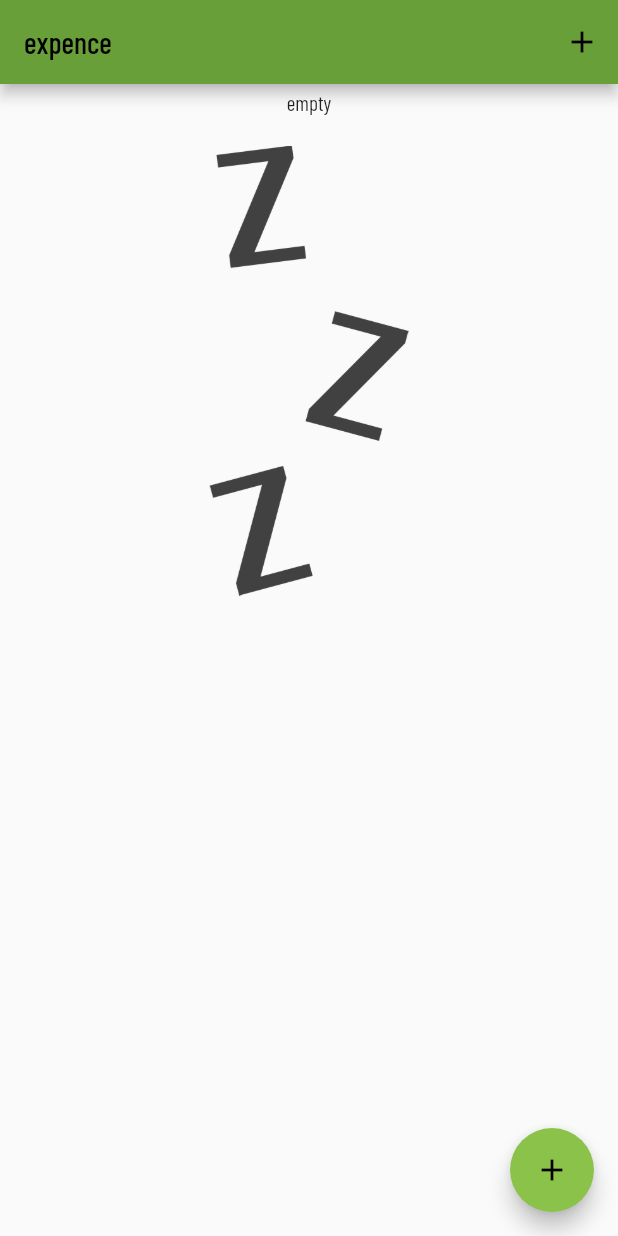
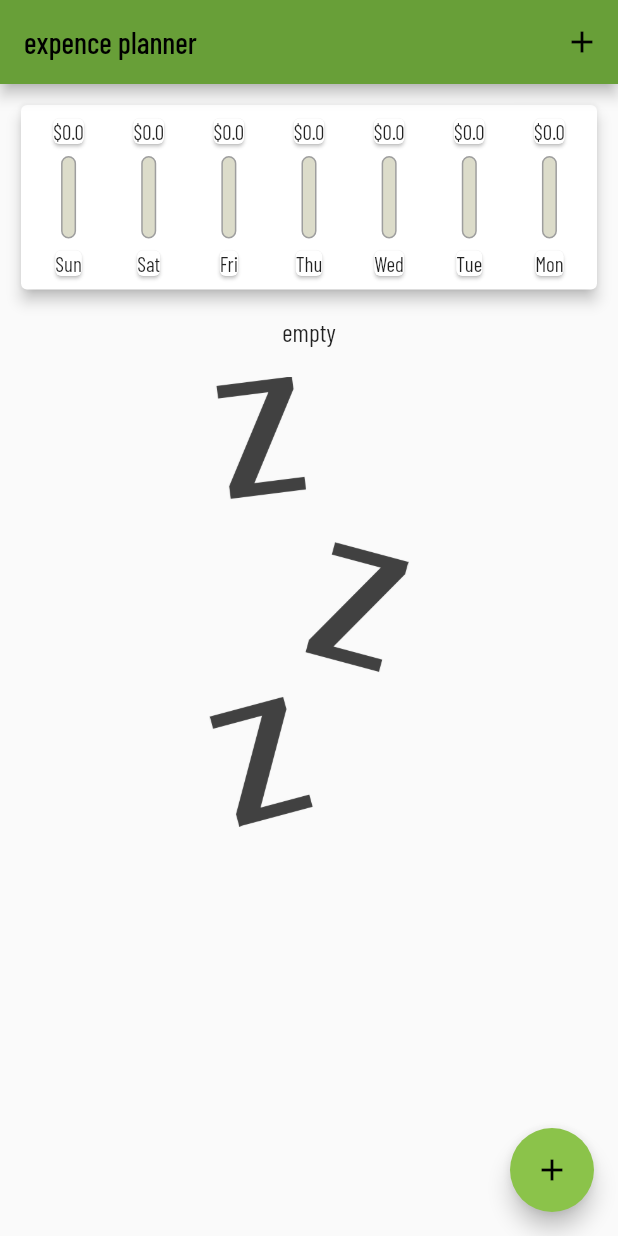
Before and after one commit to Moshated-flutter/expense_planner, a Flutter app: the screen it shows after launch, on a phone screen of 412 x 824 dp. Run offline on Flutter 3.47's test engine with Material 2 defaults, Android fonts, the phone set to English and light mode, and no system bars; our stand-ins replace google_fonts.

Commit message:
5th commit adding chart bar

```diff
--- a/lib/main.dart
+++ b/lib/main.dart
@@ -70,7 +70,7 @@ class _MyHomePageState extends State<MyHomePage> {
   Widget build(BuildContext context) {
     return Scaffold(
       appBar: AppBar(
-        title: Text('expence '),
+        title: Text('expence planner'),
         backgroundColor: Theme.of(context).primaryColorDark,
         actions: [
           IconButton(
--- a/lib/widget/chart.dart
+++ b/lib/widget/chart.dart
@@ -1,9 +1,9 @@
 import 'package:expence_planner/models/transaction.dart';
+import 'package:expence_planner/widget/chart_bar.dart';
 import 'package:flutter/material.dart';
 import 'package:intl/intl.dart';
 
 class Chart extends StatelessWidget {
-  double totalSum = 0;
   List<Transaction> recentTrx;
   Chart(this.recentTrx);
   List<Map<String, Object>> get gruopTrxValues {
@@ -13,28 +13,51 @@ class Chart extends StatelessWidget {
         final weekDay = DateTime.now().subtract(
           Duration(days: index),
         );
+        double totalSum = 0;
         for (var i = 0; i < recentTrx.length; i++) {
           if (recentTrx[i].date.day == weekDay.day &&
               recentTrx[i].date.month == weekDay.month &&
               recentTrx[i].date.year == weekDay.year) {
             totalSum += recentTrx[i].amount;
           }
-          print(DateFormat.E().format(weekDay));
-          print(totalSum);
         }
+
         return {'day': DateFormat.E().format(weekDay), 'amount': totalSum};
       },
     );
   }
 
+  double get totalSpending {
+    return gruopTrxValues.fold(0, (previousValue, element) {
+      return previousValue + (element['amount'] as double);
+    });
+  }
+
   @override
   Widget build(BuildContext context) {
-    return Card(
-      elevation: 4,
-      child: Row(
-        children: [],
+    return Container(
+      padding: EdgeInsets.all(10),
+      child: Card(
+        elevation: 4,
+        child: Container(
+          padding: EdgeInsets.all(5),
+          child: Row(
+            mainAxisAlignment: MainAxisAlignment.spaceBetween,
+            children: gruopTrxValues.map((data) {
+              return Flexible(
+                fit: FlexFit.tight,
+                child: ChartBar(
+                  data['day'].toString(),
+                  (data['amount'] as double),
+                  totalSpending == 0.0
+                      ? 0.0
+                      : (data['amount'] as double) / totalSpending,
+                ),
+              );
+            }).toList(),
+          ),
+        ),
       ),
-      margin: EdgeInsets.all(2),
     );
   }
 }
--- /dev/null
+++ b/lib/widget/chart_bar.dart
@@ -0,0 +1,55 @@
+import 'package:flutter/material.dart';
+
+class ChartBar extends StatelessWidget {
+  final String label;
+  final double spendingAmount;
+  final double prcAmount;
+
+  ChartBar(this.label, this.spendingAmount, this.prcAmount);
+
+  @override
+  Widget build(BuildContext context) {
+    return Column(
+      children: [
+        FittedBox(
+          child: Card(
+            child: Text('\$${spendingAmount.toStringAsFixed(1)}'),
+          ),
+        ),
+        SizedBox(
+          height: 4,
+        ),
+        Container(
+          height: 55,
+          width: 10,
+          child: Stack(
+            children: [
+              Container(
+                decoration: BoxDecoration(
+                  color: Color.fromRGBO(220, 220, 202, 2),
+                  border: Border.all(color: Colors.grey),
+                  borderRadius: BorderRadius.circular(20),
+                ),
+              ),
+              FractionallySizedBox(
+                heightFactor: prcAmount,
+                child: Container(
+                  decoration: BoxDecoration(
+                    color: Theme.of(context).primaryColor,
+                    borderRadius: BorderRadius.circular(10),
+                  ),
+                ),
+              )
+            ],
+          ),
+        ),
+        SizedBox(
+          height: 4,
+        ),
+        Card(
+          child: Text(label),
+        ),
+      ],
+    );
+  }
+}
--- a/lib/widget/transactions_list.dart
+++ b/lib/widget/transactions_list.dart
@@ -12,7 +12,13 @@ class TransactionList extends StatelessWidget {
       child: transactions.isEmpty
           ? Column(
               children: [
-                Text('empty'),
+                SizedBox(
+                  height: 4,
+                ),
+                Text(
+                  'empty',
+                  textScaleFactor: 1.2,
+                ),
                 SizedBox(
                   height: 20,
                 ),
```
